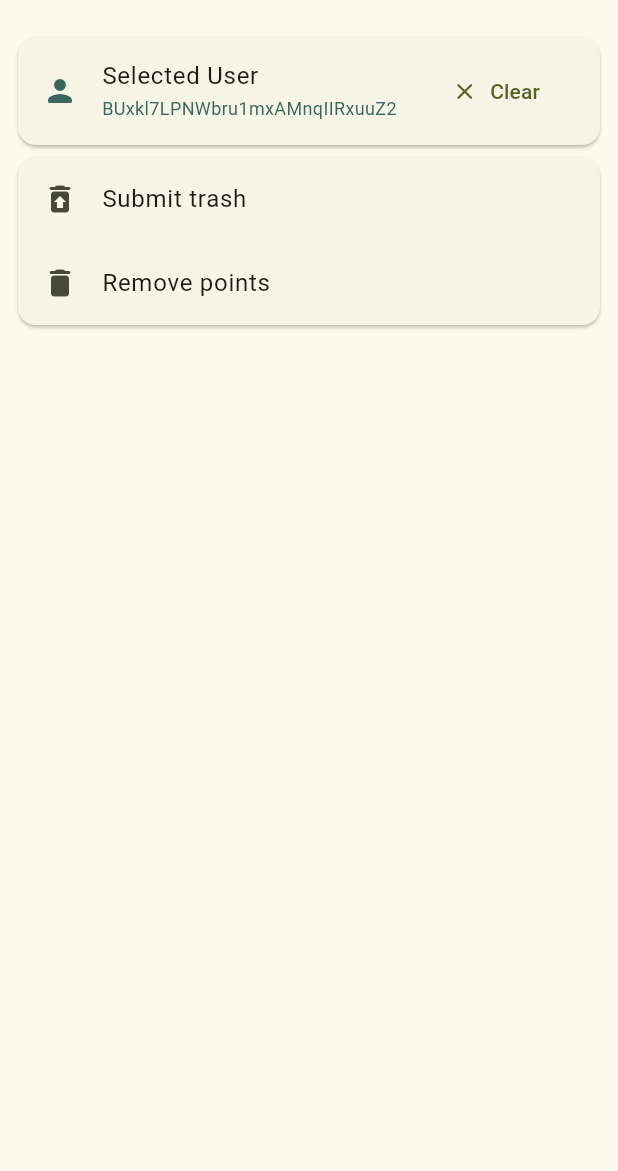
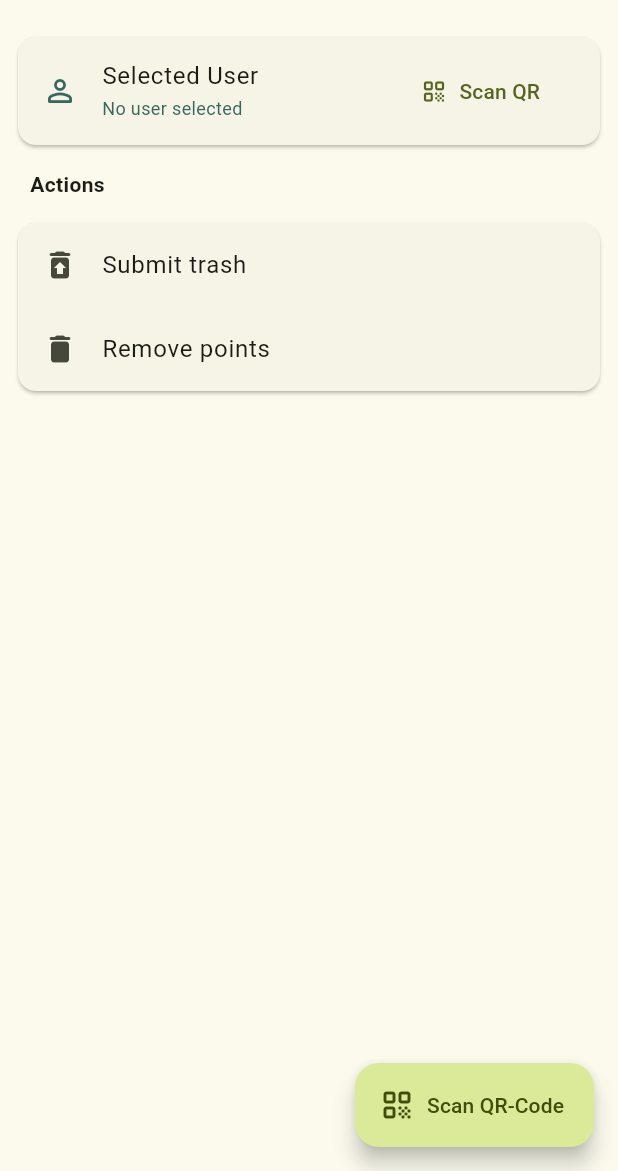
Before and after one commit to our-future-thi/clean_up_game, a Flutter app: the AdminPanel screen opened directly, on a phone screen of 412 x 824 dp, the part 65-1236 px from its top. Run offline on Flutter 3.47's test engine with Material 2 defaults, Android fonts, the phone set to English and light mode, and no system bars; our stand-ins replace cloud_firestore, firebase_auth, firebase_core, flutter_svg, qr_flutter, shared_preferences; missing offline and left inert: invert_colors, qr_bar_code_scanner_dialog; accounts and stored records are empty; generated files the repository leaves out were written again; network calls fail.

Commit message:
✨ add logs to admin panel

```diff
--- a/lib/screens/admin.dart
+++ b/lib/screens/admin.dart
@@ -1,3 +1,4 @@
+import 'package:clean_up_game/screens/utils/log_card.dart';
 import 'package:clean_up_game/screens/utils/submit_trash_dialog.dart';
 import 'package:clean_up_game/shared/appbar.dart';
 import 'package:cloud_firestore/cloud_firestore.dart';
@@ -17,35 +18,13 @@ class AdminPanel extends StatefulWidget {
 
 class _AdminPanelState extends State<AdminPanel> {
   final _qrBarCodeScannerDialogPlugin = QrBarCodeScannerDialog();
-  String? _selectedPlayer = "BUxkl7LPNWbru1mxAMnqIIRxuuZ2";
+  String? _selectedPlayer;
 
   @override
   Widget build(BuildContext context) {
     var articles = Provider.of<List<Article>>(context);
 
-    return Scaffold(
-      appBar: getAppBar(context, 'Admin Panel'),
-      body: Padding(
-        padding: const EdgeInsets.all(8.0),
-        child: Column(
-          children: [
-            Card(
-              child: ListTile(
-                title: const Text('Selected User'),
-                subtitle: Text(
-                  _selectedPlayer ?? 'No user selected',
-                  style: TextStyle(
-                    color: Theme.of(context).colorScheme.tertiary,
-                    fontSize: 12,
-                  ),
-                ),
-                leading: Icon(
-                    _selectedPlayer != null
-                        ? Icons.person_rounded
-                        : Icons.person_outline_rounded,
-                    color: Theme.of(context).colorScheme.tertiary),
-                trailing: TextButton.icon(
-                  onPressed: () async {
+    void selectOrClear() {
       if (_selectedPlayer != null) {
         setState(() {
           _selectedPlayer = null;
@@ -64,13 +43,95 @@ class _AdminPanelState extends State<AdminPanel> {
           );
         },
       );
-                  },
+    }
+
+    return Scaffold(
+      appBar: getAppBar(context, 'Admin Panel'),
+      floatingActionButton: FloatingActionButton.extended(
+        icon: Icon(_selectedPlayer != null
+            ? Icons.clear_rounded
+            : Icons.qr_code_rounded),
+        onPressed: () => selectOrClear(),
+        label: Text(_selectedPlayer != null ? 'Clear' : 'Scan QR-Code'),
+      ),
+      body: StreamBuilder<List<Log>>(
+          stream: FirestoreService().getLogsFromPlayer(_selectedPlayer),
+          builder: (context, snapshot) {
+            if (snapshot.hasError) {
+              return Center(
+                child: Text('Error: ${snapshot.error}'),
+              );
+            }
+
+            if (snapshot.connectionState == ConnectionState.waiting) {
+              return const Center(
+                child: CircularProgressIndicator(),
+              );
+            }
+
+            var logs = snapshot.data ?? List<Log>.empty();
+
+            var credits = logs.fold<int>(
+                0, (previousValue, element) => previousValue + element.change);
+
+            return SingleChildScrollView(
+              padding: const EdgeInsets.all(8),
+              child: Column(
+                crossAxisAlignment: CrossAxisAlignment.start,
+                children: [
+                  Card(
+                    child: ListTile(
+                      title: const Text('Selected User'),
+                      subtitle: _selectedPlayer != null
+                          ? Row(
+                              children: [
+                                Text(
+                                  _selectedPlayer!,
+                                  style: TextStyle(
+                                    color:
+                                        Theme.of(context).colorScheme.tertiary,
+                                    fontSize: 12,
+                                  ),
+                                ),
+                                const SizedBox(width: 6),
+                                Text(
+                                  '($credits points)',
+                                  style: const TextStyle(
+                                    fontSize: 12,
+                                    fontWeight: FontWeight.bold,
+                                  ),
+                                )
+                              ],
+                            )
+                          : Text(
+                              'No user selected',
+                              style: TextStyle(
+                                color: Theme.of(context).colorScheme.tertiary,
+                                fontSize: 12,
+                              ),
+                            ),
+                      leading: Icon(
+                          _selectedPlayer != null
+                              ? Icons.person_rounded
+                              : Icons.person_outline_rounded,
+                          color: Theme.of(context).colorScheme.tertiary),
+                      trailing: TextButton.icon(
+                        onPressed: () => selectOrClear(),
                         icon: _selectedPlayer != null
                             ? const Icon(Icons.clear_rounded)
                             : const Icon(Icons.qr_code_rounded),
                         label: _selectedPlayer != null
                             ? const Text('Clear')
                             : const Text('Scan QR'),
+                      ),
+                    ),
+                  ),
+                  const Padding(
+                    padding: EdgeInsets.all(12.0),
+                    child: Text(
+                      'Actions',
+                      style: TextStyle(
+                        fontWeight: FontWeight.bold,
                       ),
                     ),
                   ),
@@ -145,11 +206,13 @@ class _AdminPanelState extends State<AdminPanel> {
                           },
                         ),
                         ListView.builder(
+                          physics: const NeverScrollableScrollPhysics(),
                           itemBuilder: (context, index) {
                             return ListTile(
                               title: Text(articles[index].name),
                               trailing: Text("${articles[index].price} points"),
-                        leading: const Icon(Icons.emoji_food_beverage_rounded),
+                              leading:
+                                  const Icon(Icons.emoji_food_beverage_rounded),
                               onTap: () async {
                                 var result = await showDialog(
                                   context: context,
@@ -185,7 +248,8 @@ class _AdminPanelState extends State<AdminPanel> {
                                   change: -articles[index].price,
                                 ).toJson();
 
-                          logJson['timestamp'] = FieldValue.serverTimestamp();
+                                logJson['timestamp'] =
+                                    FieldValue.serverTimestamp();
 
                                 FirestoreService().addPlayerLog(
                                   _selectedPlayer!,
@@ -209,9 +273,38 @@ class _AdminPanelState extends State<AdminPanel> {
                       ],
                     ),
                   ),
+                  Visibility(
+                    visible: logs.isNotEmpty,
+                    child: const Padding(
+                      padding: EdgeInsets.all(12.0),
+                      child: Text(
+                        'User Logs',
+                        style: TextStyle(
+                          fontWeight: FontWeight.bold,
+                        ),
+                      ),
+                    ),
+                  ),
+                  Visibility(
+                    visible: logs.isNotEmpty,
+                    child: Card(
+                      child: Padding(
+                        padding: const EdgeInsets.all(8.0),
+                        child: ListView.builder(
+                          physics: const NeverScrollableScrollPhysics(),
+                          shrinkWrap: true,
+                          itemCount: logs.length,
+                          itemBuilder: (context, index) => LogCard(
+                            log: logs[index],
+                          ),
+                        ),
+                      ),
+                    ),
+                  ),
                 ],
               ),
-      ),
+            );
+          }),
     );
   }
 }
--- a/lib/services/firestore.dart
+++ b/lib/services/firestore.dart
@@ -7,9 +7,14 @@ import 'package:firebase_auth/firebase_auth.dart';
 class FirestoreService {
   final FirebaseFirestore _db = FirebaseFirestore.instance;
 
-  Stream<List<Log>> getLogsFromPlayer(String playerId) {
+  Stream<List<Log>> getLogsFromPlayer(String? playerId) {
+    if (playerId == null || playerId.isEmpty) {
+      return Stream<List<Log>>.value(List<Log>.empty());
+    }
+
     var ref = _db.collection('players');
     var playerRef = ref.doc(playerId);
+
     var logRef =
         playerRef.collection('logs').orderBy('timestamp', descending: true);
 
```
Lines whose indentation alone changed are shown as unchanged.
